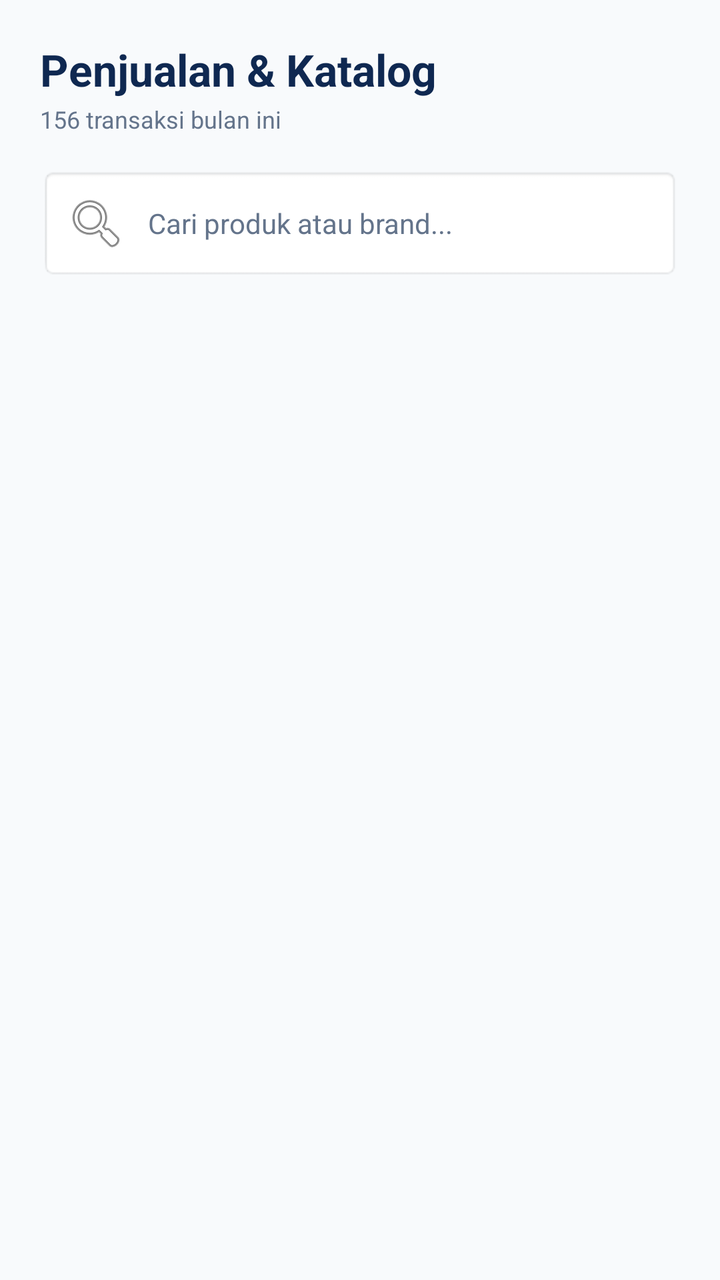
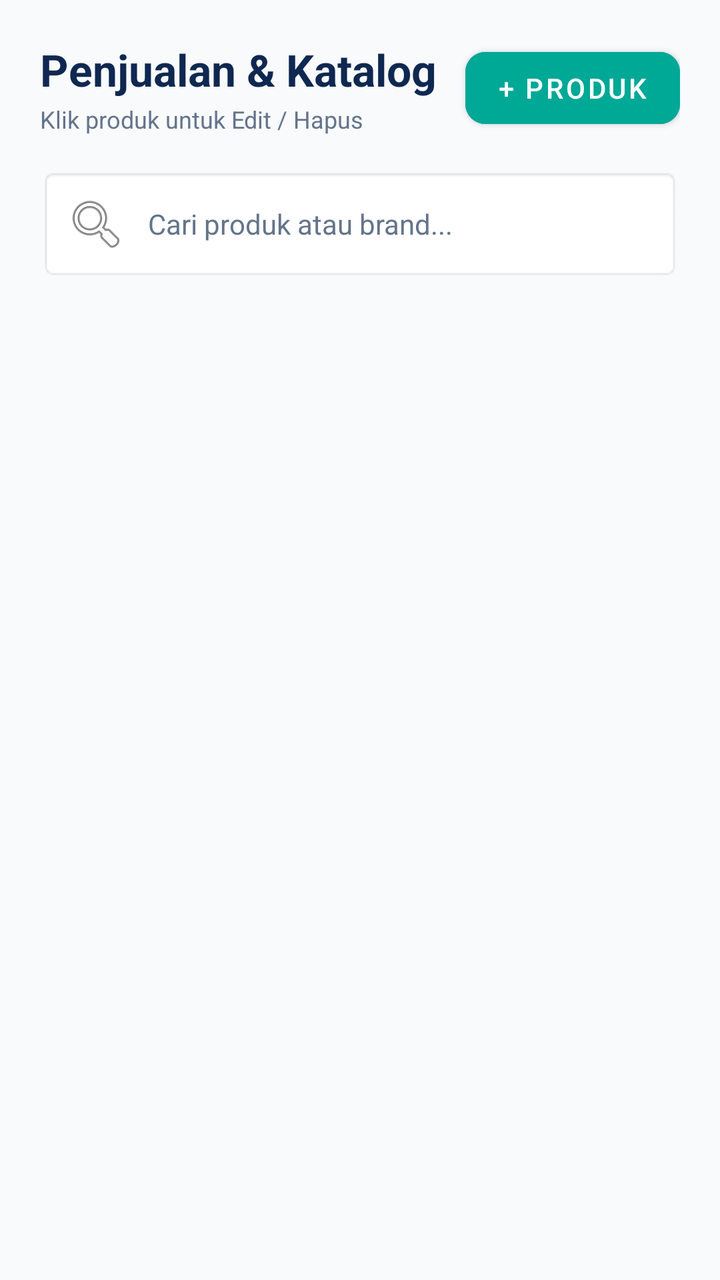

Before-and-after screenshots of an Android layout around one commit, followed by the original layout XML and the change that was made.
<!-- AndroidManifest.xml: application theme Theme.NALOreo -->
<!-- res/layout/fragment_product.xml -->
<?xml version="1.0" encoding="utf-8"?>
<LinearLayout xmlns:android="http://schemas.android.com/apk/res/android"
    android:layout_width="match_parent"
    android:layout_height="match_parent"
    android:background="#F8FAFC"
    android:orientation="vertical"
    android:padding="20dp">

    <TextView
        android:layout_width="wrap_content"
        android:layout_height="wrap_content"
        android:text="Penjualan &amp; Katalog"
        android:textColor="#0F2851"
        android:textSize="22sp"
        android:textStyle="bold" />

    <TextView
        android:layout_width="wrap_content"
        android:layout_height="wrap_content"
        android:layout_marginTop="2dp"
        android:text="156 transaksi bulan ini"
        android:textColor="#64748B"
        android:textSize="12sp" />

    <EditText
        android:id="@+id/etSearchProduct"
        android:layout_width="match_parent"
        android:layout_height="wrap_content"
        android:layout_marginTop="16dp"
        android:background="@android:drawable/editbox_background"
        android:drawableStart="@android:drawable/ic_menu_search"
        android:drawablePadding="10dp"
        android:hint="Cari produk atau brand..."
        android:padding="12dp"
        android:textColor="#1E293B"
        android:textColorHint="#64748B"
        android:textSize="14sp" />

    <androidx.recyclerview.widget.RecyclerView
        android:id="@+id/rvProducts"
        android:layout_width="match_parent"
        android:layout_height="match_parent"
        android:layout_marginTop="16dp" />

</LinearLayout>
<!-- resources referenced by this layout -->
<resources>
  <style name="Theme.NALOreo" parent="Theme.MaterialComponents.DayNight.NoActionBar">
          
          <item name="colorPrimary">#0F2851</item>
          <item name="colorPrimaryVariant">#0F2851</item>
          <item name="colorOnPrimary">#FFFFFF</item>
          <item name="colorSecondary">#00A896</item>
          <item name="colorSecondaryVariant">#00A896</item>
          <item name="colorOnSecondary">#FFFFFF</item>
  
          
          <item name="android:statusBarColor">#0F2851</item>
          <item name="android:windowLightStatusBar">false</item>
          <item name="android:windowBackground">#F8FAFC</item>
      </style>
</resources>

<!-- the commit's change to res/layout/fragment_product.xml (unified diff, before → after) -->
@@ -1,26 +1,50 @@
 <?xml version="1.0" encoding="utf-8"?>
 <LinearLayout xmlns:android="http://schemas.android.com/apk/res/android"
+    xmlns:app="http://schemas.android.com/apk/res-auto"
     android:layout_width="match_parent"
     android:layout_height="match_parent"
     android:background="#F8FAFC"
     android:orientation="vertical"
     android:padding="20dp">
 
-    <TextView
-        android:layout_width="wrap_content"
+    <LinearLayout
+        android:layout_width="match_parent"
         android:layout_height="wrap_content"
-        android:text="Penjualan &amp; Katalog"
-        android:textColor="#0F2851"
-        android:textSize="22sp"
-        android:textStyle="bold" />
+        android:gravity="center_vertical"
+        android:orientation="horizontal">
 
-    <TextView
-        android:layout_width="wrap_content"
-        android:layout_height="wrap_content"
-        android:layout_marginTop="2dp"
-        android:text="156 transaksi bulan ini"
-        android:textColor="#64748B"
-        android:textSize="12sp" />
+        <LinearLayout
+            android:layout_width="0dp"
+            android:layout_height="wrap_content"
+            android:layout_weight="1"
+            android:orientation="vertical">
+
+            <TextView
+                android:layout_width="wrap_content"
+                android:layout_height="wrap_content"
+                android:text="Penjualan &amp; Katalog"
+                android:textColor="#0F2851"
+                android:textSize="22sp"
+                android:textStyle="bold" />
+
+            <TextView
+                android:layout_width="wrap_content"
+                android:layout_height="wrap_content"
+                android:layout_marginTop="2dp"
+                android:text="Klik produk untuk Edit / Hapus"
+                android:textColor="#64748B"
+                android:textSize="12sp" />
+        </LinearLayout>
+
+        <com.google.android.material.button.MaterialButton
+            android:id="@+id/btnAddProduct"
+            android:layout_width="wrap_content"
+            android:layout_height="wrap_content"
+            android:backgroundTint="#00A896"
+            android:text="+ Produk"
+            android:textColor="#FFFFFF"
+            app:cornerRadius="10dp" />
+    </LinearLayout>
 
     <EditText
         android:id="@+id/etSearchProduct"
